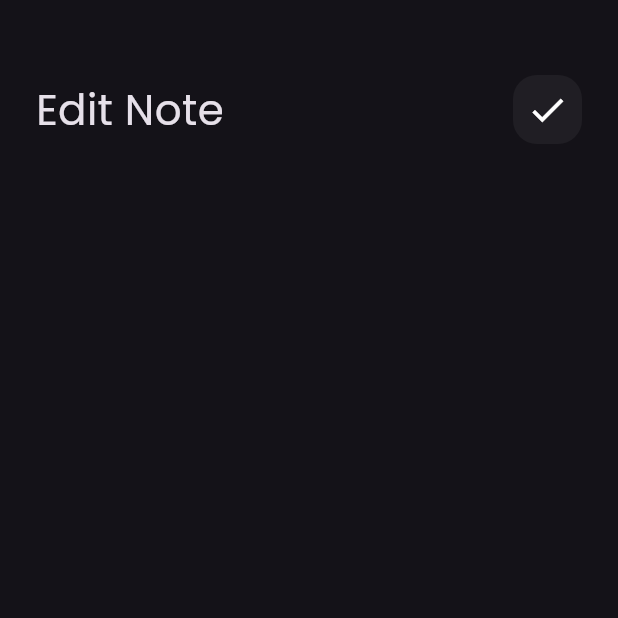
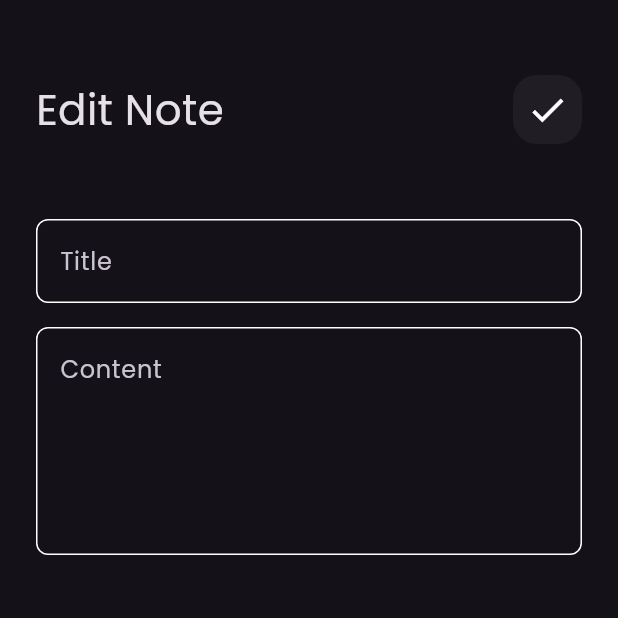
Before and after one commit to ahmedashraf-hub/Notes, a Flutter app: the EditNoteView screen opened directly, on a phone screen of 412 x 824 dp, the top half of it. Run offline on Flutter 3.47's test engine with Material 3 defaults, Android fonts, the phone set to English and light mode, and no system bars; our stand-ins replace font_awesome_flutter.

Commit message:
Edit Note View Done.

```diff
--- a/lib/widgets/edit_note_view_body.dart
+++ b/lib/widgets/edit_note_view_body.dart
@@ -1,5 +1,6 @@
 import 'package:flutter/material.dart';
 import 'package:notes/widgets/custom_app_bar.dart';
+import 'package:notes/widgets/custom_text_field.dart';
 
 class EditNoteViewBody extends StatelessWidget {
   const EditNoteViewBody({super.key});
@@ -8,10 +9,14 @@ class EditNoteViewBody extends StatelessWidget {
   Widget build(BuildContext context) {
     return Padding(
       padding: const EdgeInsets.symmetric(horizontal: 24.0),
-      child: Column(
+      child: const Column(
         children: [
           SizedBox(height: 50),
           CustomAppBar(title: 'Edit Note', icon: Icons.check),
+          SizedBox(height: 50),
+          CustomTextField(hint: 'Title'),
+          SizedBox(height: 16),
+          CustomTextField(hint: 'Content', maxLines: 5),
         ],
       ),
     );
```
